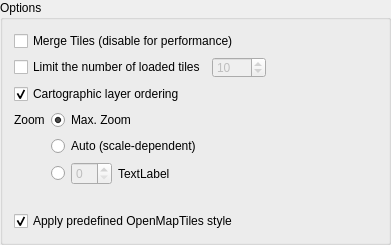
First picture: the form in ui/options.ui, repository geometalab/Vector-Tiles-Reader-QGIS-Plugin, before the edit.
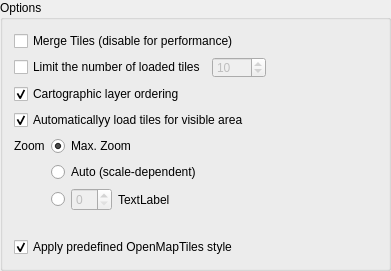
Second picture: the form after the edit.

Commit message: new auto-reload-tiles dialog added and prepared. net yet published due to QGIS bug: crash when map extent changes

```diff
--- a/ui/options.ui
+++ b/ui/options.ui
@@ -7,7 +7,7 @@
     <x>0</x>
     <y>0</y>
     <width>391</width>
-    <height>202</height>
+    <height>248</height>
    </rect>
   </property>
   <property name="sizePolicy">
@@ -23,46 +23,20 @@
    <string>Options</string>
   </property>
   <layout class="QGridLayout" name="gridLayout">
-   <item row="0" column="0" colspan="2">
-    <widget class="QCheckBox" name="chkMergeTiles">
+   <item row="8" column="0" colspan="2">
+    <widget class="QCheckBox" name="chkApplyStyles">
+     <property name="toolTip">
+      <string>Apply a build-in, predefined QGIS style made for OpenMapTiles (instead of random QGIS default style)</string>
+     </property>
      <property name="text">
-      <string>Merge Tiles (disable for performance)</string>
+      <string>Apply predefined OpenMapTiles style</string>
      </property>
      <property name="checked">
-      <bool>false</bool>
+      <bool>true</bool>
      </property>
     </widget>
    </item>
-   <item row="6" column="0">
-    <spacer name="verticalSpacer">
-     <property name="orientation">
-      <enum>Qt::Vertical</enum>
-     </property>
-     <property name="sizeType">
-      <enum>QSizePolicy::Fixed</enum>
-     </property>
-     <property name="sizeHint" stdset="0">
-      <size>
-       <width>20</width>
-       <height>20</height>
-      </size>
-     </property>
-    </spacer>
-   </item>
-   <item row="3" column="0">
-    <widget class="QLabel" name="label_5">
-     <property name="maximumSize">
-      <size>
-       <width>16777215</width>
-       <height>20</height>
-      </size>
-     </property>
-     <property name="text">
-      <string>Zoom</string>
-     </property>
-    </widget>
-   </item>
-   <item row="3" column="1">
+   <item row="4" column="1">
     <widget class="QRadioButton" name="rbZoomMax">
      <property name="text">
       <string>Max. Zoom</string>
@@ -121,27 +95,30 @@
      </item>
     </layout>
    </item>
-   <item row="7" column="0" colspan="2">
-    <widget class="QCheckBox" name="chkApplyStyles">
-     <property name="toolTip">
-      <string>Apply a build-in, predefined QGIS style made for OpenMapTiles (instead of random QGIS default style)</string>
-     </property>
+   <item row="0" column="0" colspan="2">
+    <widget class="QCheckBox" name="chkMergeTiles">
      <property name="text">
-      <string>Apply predefined OpenMapTiles style</string>
+      <string>Merge Tiles (disable for performance)</string>
      </property>
      <property name="checked">
-      <bool>true</bool>
+      <bool>false</bool>
      </property>
     </widget>
    </item>
-   <item row="4" column="1">
-    <widget class="QRadioButton" name="rbZoomAuto">
+   <item row="4" column="0">
+    <widget class="QLabel" name="label_5">
+     <property name="maximumSize">
+      <size>
+       <width>16777215</width>
+       <height>20</height>
+      </size>
+     </property>
      <property name="text">
-      <string>Auto (scale-dependent)</string>
+      <string>Zoom</string>
      </property>
     </widget>
    </item>
-   <item row="5" column="1">
+   <item row="6" column="1">
     <layout class="QHBoxLayout" name="horizontalLayout">
      <item>
       <widget class="QRadioButton" name="rbZoomManual">
@@ -185,6 +162,29 @@
      </item>
     </layout>
    </item>
+   <item row="7" column="0">
+    <spacer name="verticalSpacer">
+     <property name="orientation">
+      <enum>Qt::Vertical</enum>
+     </property>
+     <property name="sizeType">
+      <enum>QSizePolicy::Fixed</enum>
+     </property>
+     <property name="sizeHint" stdset="0">
+      <size>
+       <width>20</width>
+       <height>20</height>
+      </size>
+     </property>
+    </spacer>
+   </item>
+   <item row="5" column="1">
+    <widget class="QRadioButton" name="rbZoomAuto">
+     <property name="text">
+      <string>Auto (scale-dependent)</string>
+     </property>
+    </widget>
+   </item>
    <item row="2" column="0" colspan="2">
     <widget class="QCheckBox" name="chkCartographicOrdering">
      <property name="toolTip">
@@ -198,6 +198,16 @@
      </property>
     </widget>
    </item>
+   <item row="3" column="0" colspan="2">
+    <widget class="QCheckBox" name="chkAutoLoadTiles">
+     <property name="text">
+      <string>Automaticallyy load tiles for visible area</string>
+     </property>
+     <property name="checked">
+      <bool>true</bool>
+     </property>
+    </widget>
+   </item>
   </layout>
  </widget>
  <resources/>
```
The commit also changes 7 other files.
